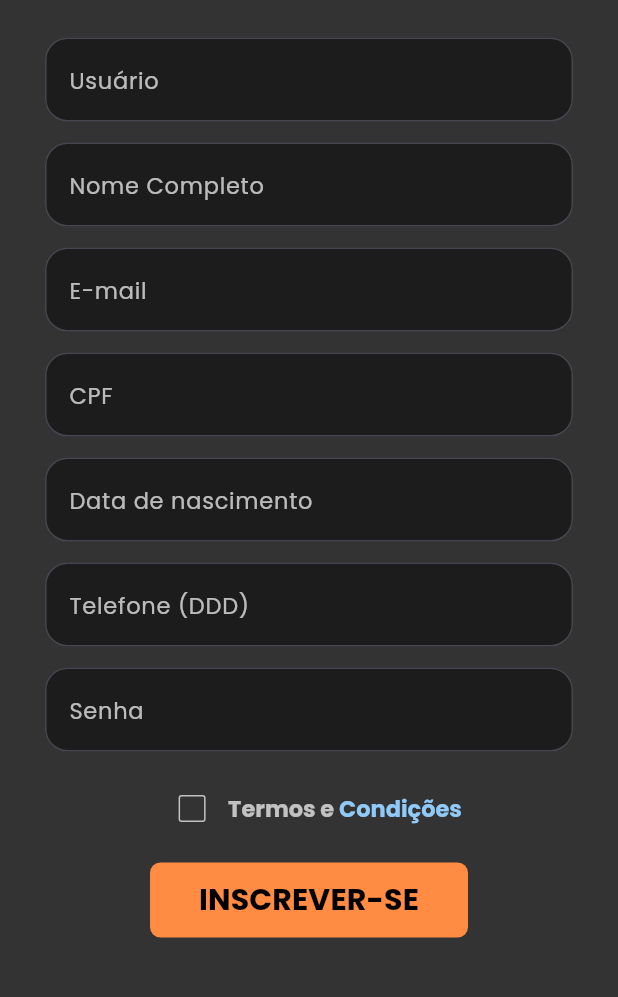
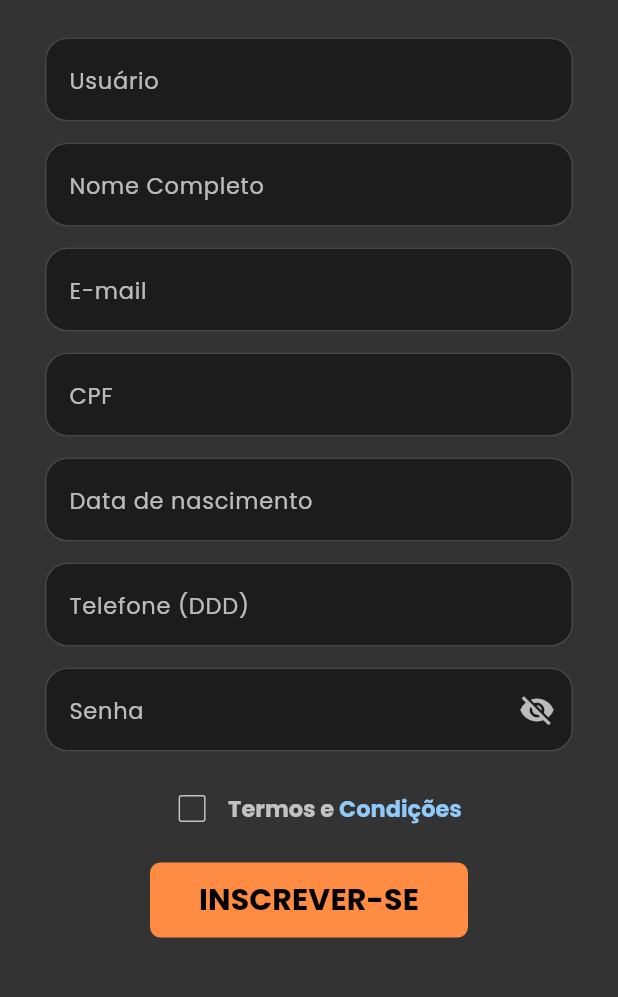
Before and after one commit to WillianChiquinato/Black_Brothers, a Flutter app: the screen it shows after launch, after a tap on "Crie uma agora", on a phone screen of 412 x 824 dp, the part 150-1147 px from its top. Run offline on Flutter 3.47's test engine with Material 3 defaults, Android fonts, the phone set to English and light mode, and no system bars; our stand-ins replace dio, flutter_secure_storage, font_awesome_flutter, google_fonts, lucide_icons, motion_toast; network calls fail.

Commit message:
Fix: Adições de campos e requisições update

```diff
--- a/lib/Telas/tela_Inscricao.dart
+++ b/lib/Telas/tela_Inscricao.dart
@@ -1,14 +1,8 @@
 import 'package:flutter/gestures.dart';
 import 'package:flutter/material.dart';
-import 'package:projetosflutter/API/models/modelo_pessoa.dart';
-import 'package:projetosflutter/API/models/modelo_telefone.dart';
-import '../API/models/modelo_usuario.dart';
 import 'package:projetosflutter/Telas/tela_planos.dart';
 import 'package:url_launcher/url_launcher.dart';
-import 'package:url_launcher/url_launcher.dart';
-import 'package:intl/intl.dart';
 
-import '../API/controller.dart';
 import '../Components/ToastMessage.dart';
 import '../Util/FormatItens.dart';
 
@@ -28,6 +22,7 @@ class _TelaInscricaoState extends State<TelaInscricao> {
   final TextEditingController tellInscricao = TextEditingController();
   final TextEditingController senhaInscricao = TextEditingController();
   bool IsChecked = false;
+  bool _obscureText = true;
 
   final Color lightOrange = const Color(0xFFFFF1E6);
   final Color orange = const Color(0xFFFF8C42);
@@ -370,21 +365,32 @@ class _TelaInscricaoState extends State<TelaInscricao> {
                                 return null;
                               },
                               controller: senhaInscricao,
-                              obscureText: true,
+                              obscureText: _obscureText,
                               textAlign: TextAlign.left,
-                              decoration: const InputDecoration(
-                                border: OutlineInputBorder(
+                              decoration: InputDecoration(
+                                border: const OutlineInputBorder(
                                   borderRadius:
                                       BorderRadius.all(Radius.circular(15)),
                                 ),
                                 hintText: 'Senha',
-                                hintStyle: TextStyle(
+                                hintStyle: const TextStyle(
                                   fontSize: 15.0,
                                   fontFamily: 'Poppins',
                                   color: Colors.white70,
                                 ),
                                 fillColor: Colors.black45,
                                 filled: true,
+                                suffixIcon: IconButton(
+                                  icon: Icon(
+                                    _obscureText ? Icons.visibility_off : Icons.visibility,
+                                    color: Colors.white70,
+                                  ),
+                                  onPressed: () {
+                                    setState(() {
+                                      _obscureText = !_obscureText; // alterna visibilidade
+                                    });
+                                  },
+                                ),
                               ),
                               style: const TextStyle(
                                 fontFamily: 'Poppins',
--- a/lib/Telas/tela_inicial.dart
+++ b/lib/Telas/tela_inicial.dart
@@ -89,11 +89,11 @@ class _MyAppState extends State<TelaInicial> {
         );
       });
     } else {
-      showToast(context, "Usuário nao encontrado!", type: ToastType.success);
+      showToast(context, "Usuário nao encontrado!", type: ToastType.error);
     }
   }
 
-  final bool _obscuraSenha = true;
+  bool _obscuraSenha = true;
   bool buttonPress = false;
 
   final GlobalKey<ScaffoldState> _scaffoldKey = GlobalKey<ScaffoldState>();
@@ -226,6 +226,17 @@ class _MyAppState extends State<TelaInicial> {
                         ),
                         filled: true,
                         fillColor: Colors.black45,
+                        suffixIcon: IconButton(
+                          icon: Icon(
+                            _obscuraSenha ? Icons.visibility_off : Icons.visibility,
+                            color: Colors.white70,
+                          ),
+                          onPressed: () {
+                            setState(() {
+                              _obscuraSenha = !_obscuraSenha; // alterna visibilidade
+                            });
+                          },
+                        ),
                         border: const OutlineInputBorder(
                           borderRadius: BorderRadius.all(Radius.circular(15)),
                           borderSide: BorderSide.none,
```
Also changed, not shown: lib/Telas/menu_perfil.dart (+79 -3 lines).
